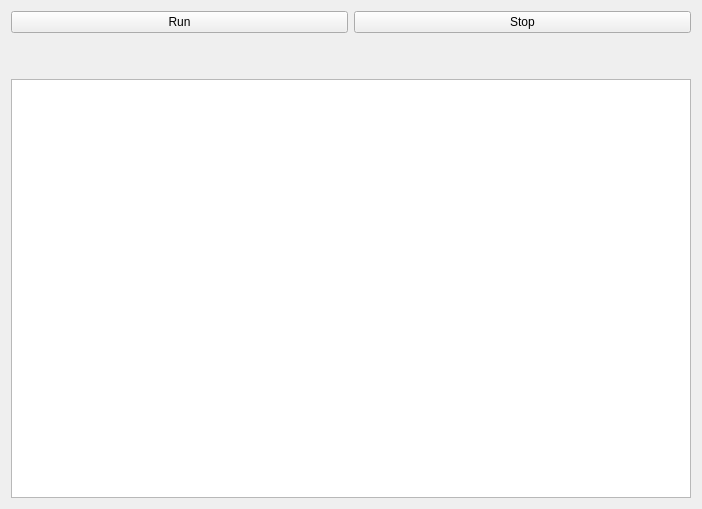
Above: src/main.ui from fmu93/ATM-metrics before the change. Below: the same form after it.
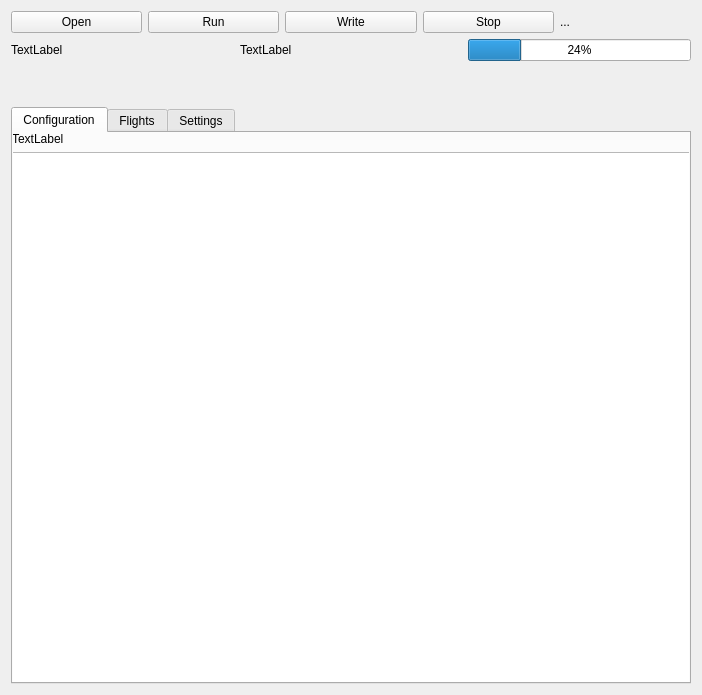
That is the form after the change.

Commit message: Tabs and config table into gui

The edit to the form file:
```diff
--- a/src/main.ui
+++ b/src/main.ui
@@ -7,17 +7,24 @@
     <x>0</x>
     <y>0</y>
     <width>702</width>
-    <height>509</height>
+    <height>695</height>
    </rect>
   </property>
   <property name="windowTitle">
    <string>Runway Allocation</string>
   </property>
-  <layout class="QGridLayout" name="gridLayout_3">
-   <item row="0" column="0">
+  <layout class="QVBoxLayout" name="verticalLayout_6">
+   <item>
     <layout class="QVBoxLayout" name="verticalLayout">
      <item>
       <layout class="QHBoxLayout" name="horizontalLayout">
+       <item>
+        <widget class="QPushButton" name="btnOpen">
+         <property name="text">
+          <string>Open</string>
+         </property>
+        </widget>
+       </item>
        <item>
         <widget class="QPushButton" name="btnRun">
          <property name="text">
@@ -25,6 +32,13 @@
          </property>
         </widget>
        </item>
+       <item>
+        <widget class="QPushButton" name="btnWrite">
+         <property name="text">
+          <string>Write</string>
+         </property>
+        </widget>
+       </item>
        <item>
         <widget class="QPushButton" name="btnStop">
          <property name="text">
@@ -32,6 +46,44 @@
          </property>
         </widget>
        </item>
+       <item>
+        <widget class="QLabel" name="lblTime">
+         <property name="text">
+          <string>...</string>
+         </property>
+        </widget>
+       </item>
+      </layout>
+     </item>
+     <item>
+      <layout class="QHBoxLayout" name="horizontalLayout_2">
+       <item>
+        <widget class="QLabel" name="label_2">
+         <property name="text">
+          <string>TextLabel</string>
+         </property>
+        </widget>
+       </item>
+       <item>
+        <widget class="QLabel" name="label">
+         <property name="text">
+          <string>TextLabel</string>
+         </property>
+        </widget>
+       </item>
+       <item>
+        <widget class="QProgressBar" name="progressBar">
+         <property name="sizePolicy">
+          <sizepolicy hsizetype="Minimum" vsizetype="Fixed">
+           <horstretch>0</horstretch>
+           <verstretch>0</verstretch>
+          </sizepolicy>
+         </property>
+         <property name="value">
+          <number>24</number>
+         </property>
+        </widget>
+       </item>
       </layout>
      </item>
      <item>
@@ -51,11 +103,81 @@
       </spacer>
      </item>
      <item>
-      <layout class="QHBoxLayout" name="horizontalLayout_3">
-       <item>
-        <widget class="QTableWidget" name="tableWidget"/>
-       </item>
-      </layout>
+      <widget class="QTabWidget" name="tabWidget">
+       <property name="currentIndex">
+        <number>0</number>
+       </property>
+       <widget class="QWidget" name="Configuration">
+        <attribute name="title">
+         <string>Configuration</string>
+        </attribute>
+        <widget class="QWidget" name="verticalLayoutWidget">
+         <property name="geometry">
+          <rect>
+           <x>-1</x>
+           <y>-1</y>
+           <width>681</width>
+           <height>551</height>
+          </rect>
+         </property>
+         <layout class="QVBoxLayout" name="verticalLayout_5">
+          <item>
+           <widget class="QLabel" name="label_5">
+            <property name="text">
+             <string>TextLabel</string>
+            </property>
+           </widget>
+          </item>
+          <item>
+           <widget class="QTableWidget" name="tableWidget_4"/>
+          </item>
+         </layout>
+        </widget>
+       </widget>
+       <widget class="QWidget" name="Flights">
+        <attribute name="title">
+         <string>Flights</string>
+        </attribute>
+        <widget class="QWidget" name="verticalLayoutWidget_2">
+         <property name="geometry">
+          <rect>
+           <x>-1</x>
+           <y>-1</y>
+           <width>681</width>
+           <height>551</height>
+          </rect>
+         </property>
+         <layout class="QVBoxLayout" name="verticalLayout_7">
+          <item>
+           <widget class="QLabel" name="label_6">
+            <property name="text">
+             <string>TextLabel</string>
+            </property>
+           </widget>
+          </item>
+          <item>
+           <widget class="QTableWidget" name="tableWidget_3"/>
+          </item>
+         </layout>
+        </widget>
+       </widget>
+       <widget class="QWidget" name="Settings">
+        <attribute name="title">
+         <string>Settings</string>
+        </attribute>
+        <widget class="QWidget" name="gridLayoutWidget">
+         <property name="geometry">
+          <rect>
+           <x>-1</x>
+           <y>-1</y>
+           <width>681</width>
+           <height>551</height>
+          </rect>
+         </property>
+         <layout class="QGridLayout" name="gridLayout"/>
+        </widget>
+       </widget>
+      </widget>
      </item>
     </layout>
    </item>
```
Left out of the diff: 16 changed lines with no effect on the pictures. The commit also changes 13 other files.
